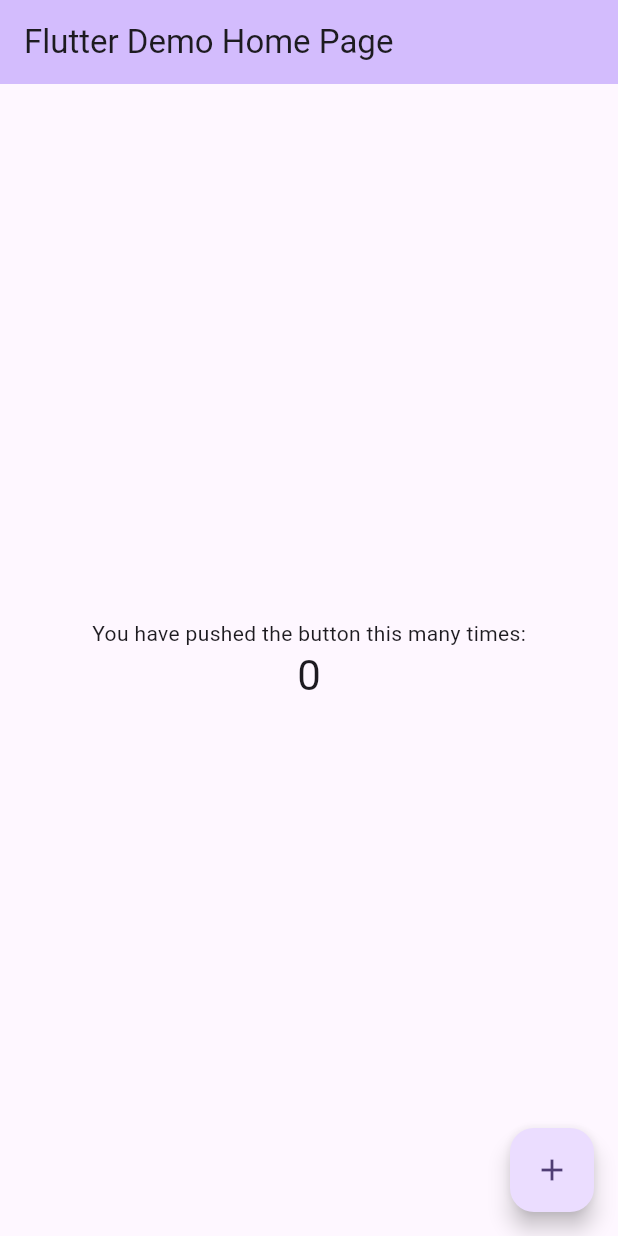
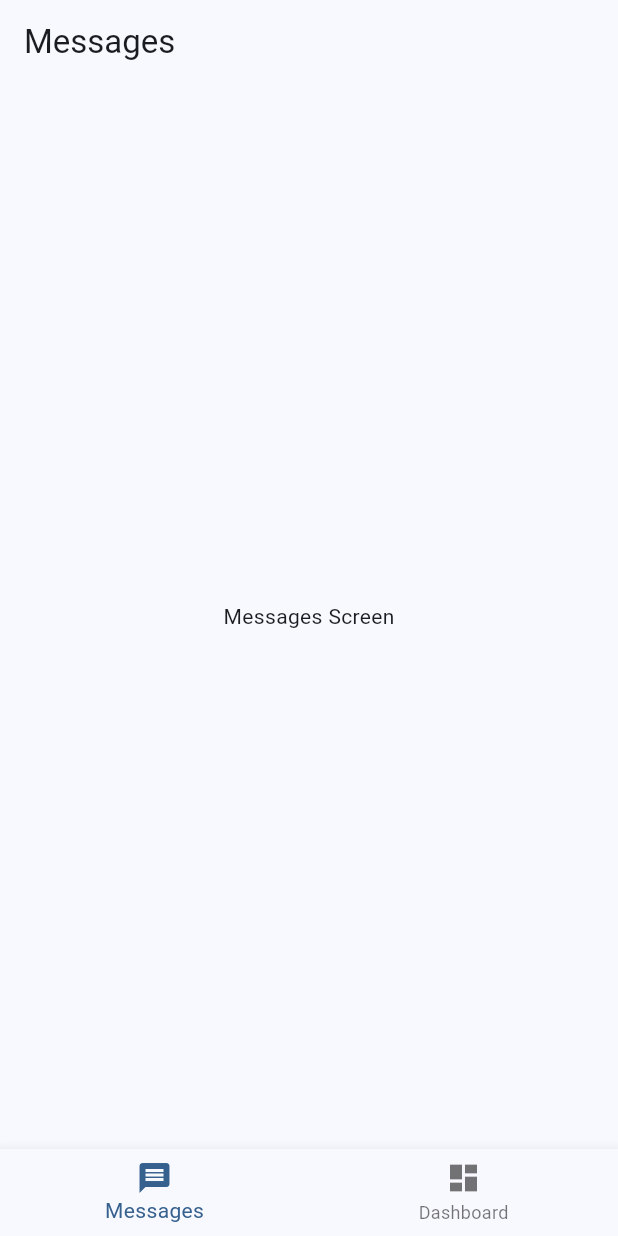
Before and after one commit to buyunwang/turbovets-challenge, a Flutter app: the screen it shows after launch, on a phone screen of 412 x 824 dp. Run offline on Flutter 3.47's test engine with Material 3 defaults, Android fonts, the phone set to English and light mode, and no system bars; our stand-ins replace webview_flutter.

Commit message:
Add messaging app with bottom nav and webview dashboard

```diff
--- a/flutter_app/lib/main.dart
+++ b/flutter_app/lib/main.dart
@@ -1,4 +1,6 @@
 import 'package:flutter/material.dart';
+import 'screens/messages_screen.dart';
+import 'screens/dashboard_screen.dart';
 
 void main() {
   runApp(const MyApp());
@@ -7,116 +9,57 @@ void main() {
 class MyApp extends StatelessWidget {
   const MyApp({super.key});
 
-  // This widget is the root of your application.
   @override
   Widget build(BuildContext context) {
     return MaterialApp(
-      title: 'Flutter Demo',
+      title: 'Messaging App',
+      debugShowCheckedModeBanner: false,
       theme: ThemeData(
-        // This is the theme of your application.
-        //
-        // TRY THIS: Try running your application with "flutter run". You'll see
-        // the application has a purple toolbar. Then, without quitting the app,
-        // try changing the seedColor in the colorScheme below to Colors.green
-        // and then invoke "hot reload" (save your changes or press the "hot
-        // reload" button in a Flutter-supported IDE, or press "r" if you used
-        // the command line to start the app).
-        //
-        // Notice that the counter didn't reset back to zero; the application
-        // state is not lost during the reload. To reset the state, use hot
-        // restart instead.
-        //
-        // This works for code too, not just values: Most code changes can be
-        // tested with just a hot reload.
-        colorScheme: ColorScheme.fromSeed(seedColor: Colors.deepPurple),
+        colorScheme: ColorScheme.fromSeed(seedColor: Colors.blue),
+        useMaterial3: true,
       ),
-      home: const MyHomePage(title: 'Flutter Demo Home Page'),
+      home: const HomePage(),
     );
   }
 }
 
-class MyHomePage extends StatefulWidget {
-  const MyHomePage({super.key, required this.title});
-
-  // This widget is the home page of your application. It is stateful, meaning
-  // that it has a State object (defined below) that contains fields that affect
-  // how it looks.
-
-  // This class is the configuration for the state. It holds the values (in this
-  // case the title) provided by the parent (in this case the App widget) and
-  // used by the build method of the State. Fields in a Widget subclass are
-  // always marked "final".
-
-  final String title;
+class HomePage extends StatefulWidget {
+  const HomePage({super.key});
 
   @override
-  State<MyHomePage> createState() => _MyHomePageState();
+  State<HomePage> createState() => _HomePageState();
 }
 
-class _MyHomePageState extends State<MyHomePage> {
-  int _counter = 0;
+class _HomePageState extends State<HomePage> {
+  int _currentIndex = 0;
 
-  void _incrementCounter() {
-    setState(() {
-      // This call to setState tells the Flutter framework that something has
-      // changed in this State, which causes it to rerun the build method below
-      // so that the display can reflect the updated values. If we changed
-      // _counter without calling setState(), then the build method would not be
-      // called again, and so nothing would appear to happen.
-      _counter++;
-    });
-  }
+  final List<Widget> _screens = [
+    const MessagesScreen(),
+    const DashboardScreen(),
+  ];
 
   @override
   Widget build(BuildContext context) {
-    // This method is rerun every time setState is called, for instance as done
-    // by the _incrementCounter method above.
-    //
-    // The Flutter framework has been optimized to make rerunning build methods
-    // fast, so that you can just rebuild anything that needs updating rather
-    // than having to individually change instances of widgets.
     return Scaffold(
-      appBar: AppBar(
-        // TRY THIS: Try changing the color here to a specific color (to
-        // Colors.amber, perhaps?) and trigger a hot reload to see the AppBar
-        // change color while the other colors stay the same.
-        backgroundColor: Theme.of(context).colorScheme.inversePrimary,
-        // Here we take the value from the MyHomePage object that was created by
-        // the App.build method, and use it to set our appbar title.
-        title: Text(widget.title),
+      body: _screens[_currentIndex],
+      bottomNavigationBar: BottomNavigationBar(
+        currentIndex: _currentIndex,
+        onTap: (index) {
+          setState(() {
+            _currentIndex = index;
+          });
+        },
+        items: const [
+          BottomNavigationBarItem(
+            icon: Icon(Icons.message),
+            label: 'Messages',
+          ),
+          BottomNavigationBarItem(
+            icon: Icon(Icons.dashboard),
+            label: 'Dashboard',
+          ),
+        ],
       ),
-      body: Center(
-        // Center is a layout widget. It takes a single child and positions it
-        // in the middle of the parent.
-        child: Column(
-          // Column is also a layout widget. It takes a list of children and
-          // arranges them vertically. By default, it sizes itself to fit its
-          // children horizontally, and tries to be as tall as its parent.
-          //
-          // Column has various properties to control how it sizes itself and
-          // how it positions its children. Here we use mainAxisAlignment to
-          // center the children vertically; the main axis here is the vertical
-          // axis because Columns are vertical (the cross axis would be
-          // horizontal).
-          //
-          // TRY THIS: Invoke "debug painting" (choose the "Toggle Debug Paint"
-          // action in the IDE, or press "p" in the console), to see the
-          // wireframe for each widget.
-          mainAxisAlignment: MainAxisAlignment.center,
-          children: <Widget>[
-            const Text('You have pushed the button this many times:'),
-            Text(
-              '$_counter',
-              style: Theme.of(context).textTheme.headlineMedium,
-            ),
-          ],
-        ),
-      ),
-      floatingActionButton: FloatingActionButton(
-        onPressed: _incrementCounter,
-        tooltip: 'Increment',
-        child: const Icon(Icons.add),
-      ), // This trailing comma makes auto-formatting nicer for build methods.
     );
   }
 }
--- /dev/null
+++ b/flutter_app/lib/screens/dashboard_screen.dart
@@ -0,0 +1,31 @@
+import 'package:flutter/material.dart';
+import 'package:webview_flutter/webview_flutter.dart';
+
+class DashboardScreen extends StatefulWidget {
+  const DashboardScreen({super.key});
+
+  @override
+  State<DashboardScreen> createState() => _DashboardScreenState();
+}
+
+class _DashboardScreenState extends State<DashboardScreen> {
+  late final WebViewController controller;
+
+  @override
+  void initState() {
+    super.initState();
+    controller = WebViewController()
+      ..setJavaScriptMode(JavaScriptMode.unrestricted)
+      ..loadRequest(Uri.parse('http://localhost:4200'));
+  }
+
+  @override
+  Widget build(BuildContext context) {
+    return Scaffold(
+      appBar: AppBar(
+        title: const Text('Dashboard'),
+      ),
+      body: WebViewWidget(controller: controller),
+    );
+  }
+}
--- /dev/null
+++ b/flutter_app/lib/screens/messages_screen.dart
@@ -0,0 +1,17 @@
+import 'package:flutter/material.dart';
+
+class MessagesScreen extends StatelessWidget {
+  const MessagesScreen({super.key});
+
+  @override
+  Widget build(BuildContext context) {
+    return Scaffold(
+      appBar: AppBar(
+        title: const Text('Messages'),
+      ),
+      body: const Center(
+        child: Text('Messages Screen'),
+      ),
+    );
+  }
+}
--- a/flutter_app/pubspec.yaml
+++ b/flutter_app/pubspec.yaml
@@ -45,7 +45,7 @@ dev_dependencies:
   # activated in the `analysis_options.yaml` file located at the root of your
   # package. See that file for information about deactivating specific lint
   # rules and activating additional ones.
-  flutter_lints: ^5.0.0
+  flutter_lints: ^6.0.0
 
 # For information on the generic Dart part of this file, see the
 # following page: https://dart.dev/tools/pub/pubspec
```
Also changed, not shown: flutter_app/pubspec.lock, 3 other files.
